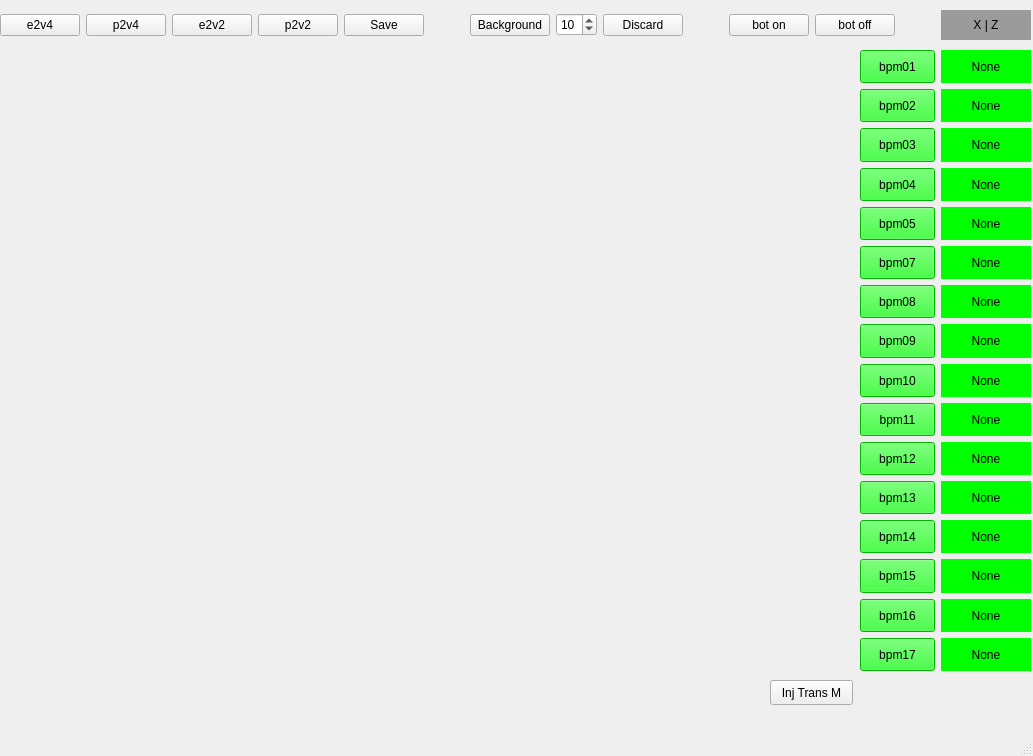
Qt form uis/bpm's.ui (vitaliibalakin/c_orbit) before a commit.
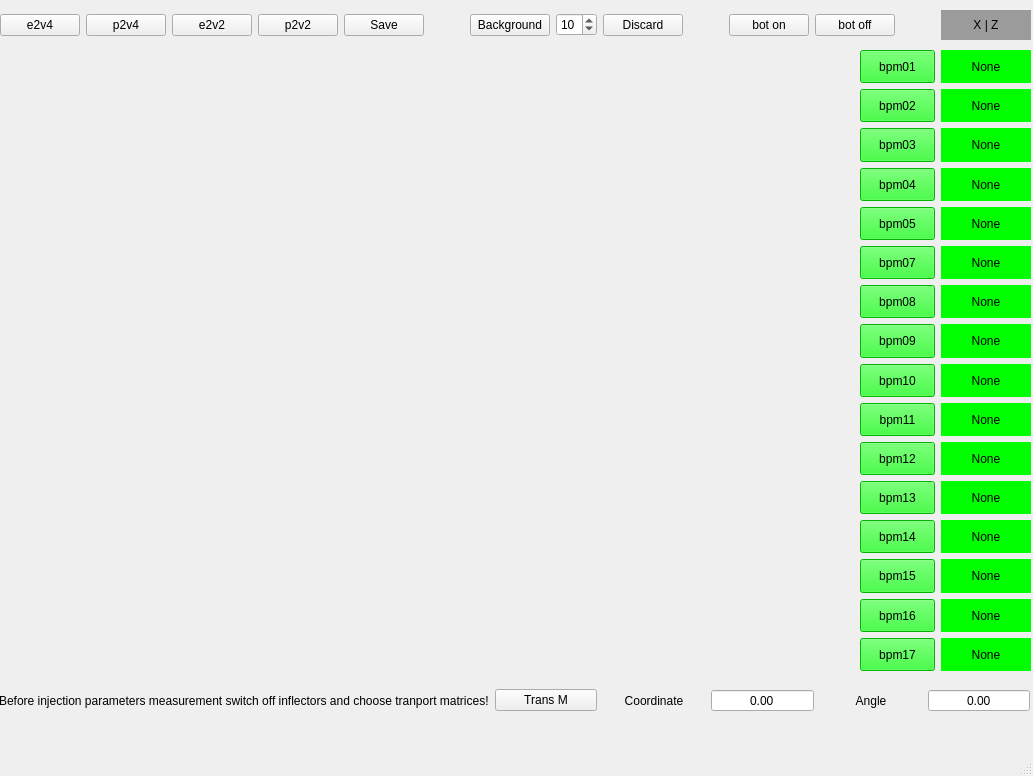
The same form after that commit.

Commit message: injection parameters calc adding continue

```diff
--- a/uis/bpm's.ui
+++ b/uis/bpm's.ui
@@ -7,7 +7,7 @@
     <x>0</x>
     <y>0</y>
     <width>1033</width>
-    <height>756</height>
+    <height>776</height>
    </rect>
   </property>
   <property name="windowTitle">
@@ -976,18 +976,77 @@
      </item>
     </layout>
    </widget>
-   <widget class="QPushButton" name="btn_inj_m">
+   <widget class="QWidget" name="horizontalLayoutWidget">
     <property name="geometry">
      <rect>
-      <x>770</x>
+      <x>-1</x>
       <y>680</y>
-      <width>83</width>
-      <height>25</height>
+      <width>1031</width>
+      <height>41</height>
      </rect>
     </property>
-    <property name="text">
-     <string>Inj Trans M</string>
-    </property>
+    <layout class="QHBoxLayout" name="horizontalLayout">
+     <item>
+      <widget class="QLabel" name="label_2">
+       <property name="text">
+        <string>Before injection parameters measurement switch off inflectors and choose tranport matrices!</string>
+       </property>
+      </widget>
+     </item>
+     <item>
+      <widget class="QPushButton" name="btn_inj_m">
+       <property name="text">
+        <string>Trans M</string>
+       </property>
+      </widget>
+     </item>
+     <item>
+      <widget class="QLabel" name="label_3">
+       <property name="text">
+        <string>Coordinate</string>
+       </property>
+       <property name="alignment">
+        <set>Qt::AlignCenter</set>
+       </property>
+      </widget>
+     </item>
+     <item>
+      <widget class="QDoubleSpinBox" name="dsb_coord">
+       <property name="alignment">
+        <set>Qt::AlignCenter</set>
+       </property>
+       <property name="readOnly">
+        <bool>true</bool>
+       </property>
+       <property name="buttonSymbols">
+        <enum>QAbstractSpinBox::NoButtons</enum>
+       </property>
+      </widget>
+     </item>
+     <item>
+      <widget class="QLabel" name="label_4">
+       <property name="text">
+        <string>Angle</string>
+       </property>
+       <property name="alignment">
+        <set>Qt::AlignCenter</set>
+       </property>
+      </widget>
+     </item>
+     <item>
+      <widget class="QDoubleSpinBox" name="dsb_angle">
+       <property name="alignment">
+        <set>Qt::AlignCenter</set>
+       </property>
+       <property name="readOnly">
+        <bool>true</bool>
+       </property>
+       <property name="buttonSymbols">
+        <enum>QAbstractSpinBox::NoButtons</enum>
+       </property>
+      </widget>
+     </item>
+    </layout>
    </widget>
   </widget>
   <widget class="QMenuBar" name="menubar">
```
The commit also changes 5 other files.
